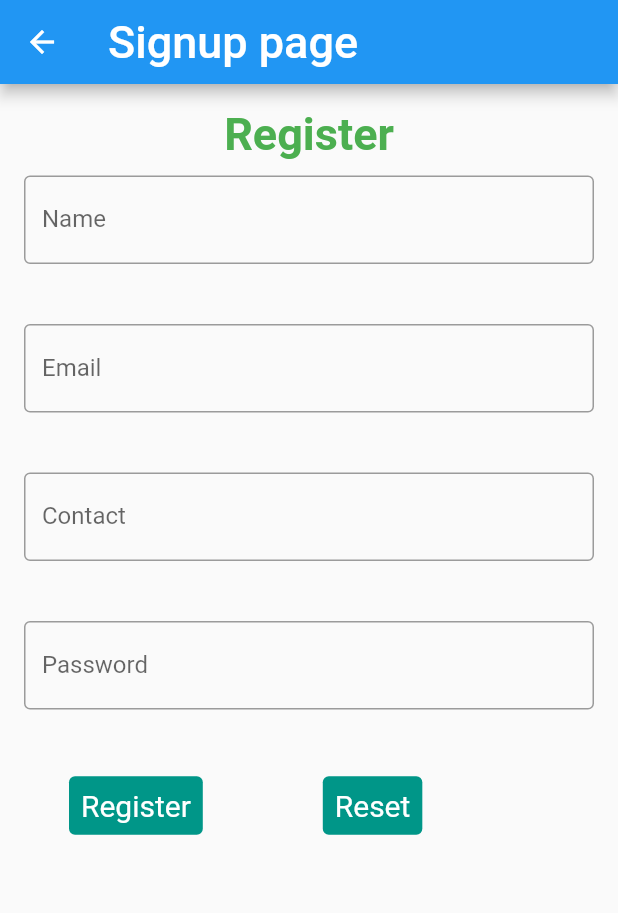
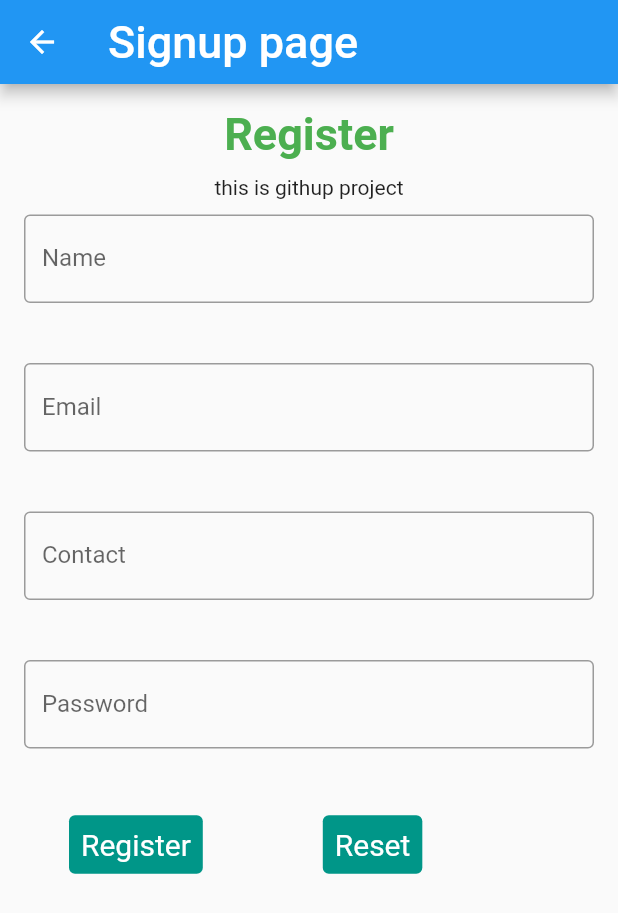
Before and after one commit to sivanmariyappan/demo1, a Flutter app: the register screen opened directly, on a phone screen of 412 x 824 dp. Shown: the top 913 px of the screen. Run offline on Flutter 3.47's test engine with Material 2 defaults, Android fonts, the phone set to English and light mode, and no system bars.

Commit message:
this is fist edit

```diff
--- a/lib/login.dart
+++ b/lib/login.dart
@@ -162,6 +162,13 @@ class _registerState extends State<register> {
               SizedBox(
                 height: 10.0,
               ),
+
+              Container(
+                child: Text('this is githup project'),
+              ),
+              SizedBox(
+                height: 10.0,
+              ),
               Container(
                 child: TextField(
                   controller: _usernamecontroller,
@@ -271,7 +278,9 @@ class _registerState extends State<register> {
                           child: Text(
                             'Reset',
                           )),
-                    )
+                    ),
+
+
                   ],
                 ),
               )
--- a/pubspec.yaml
+++ b/pubspec.yaml
@@ -38,7 +38,7 @@ dependencies:
   cupertino_icons: ^1.0.2
   math_expressions: ^2.3.1
   sqflite: ^1.1.0
-  path_provider: ^0.1.1
+#  path_provider: ^0.1.1
 dev_dependencies:
   flutter_test:
     sdk: flutter
```
